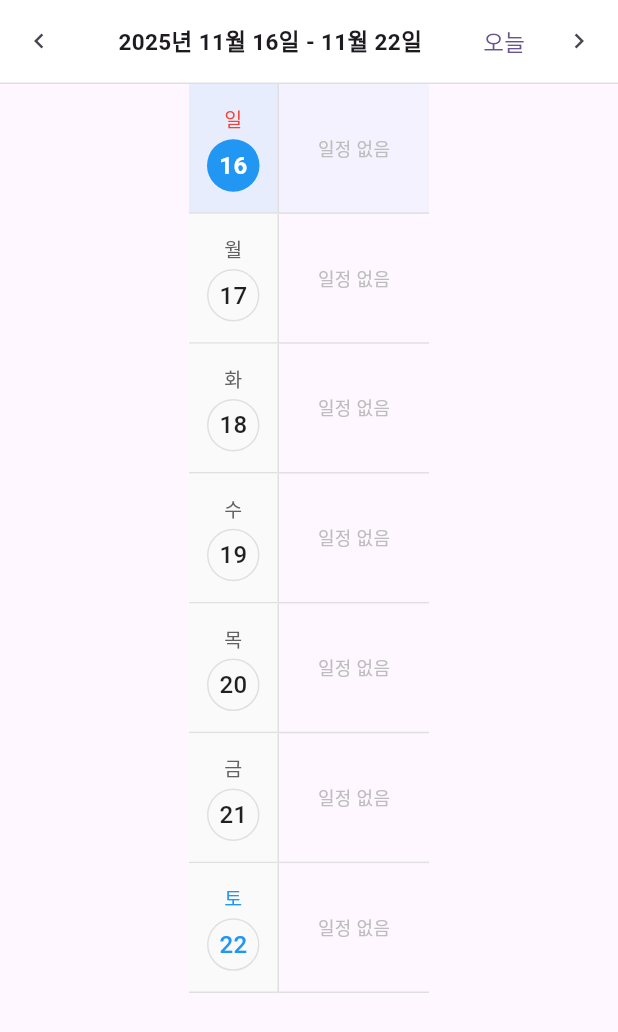
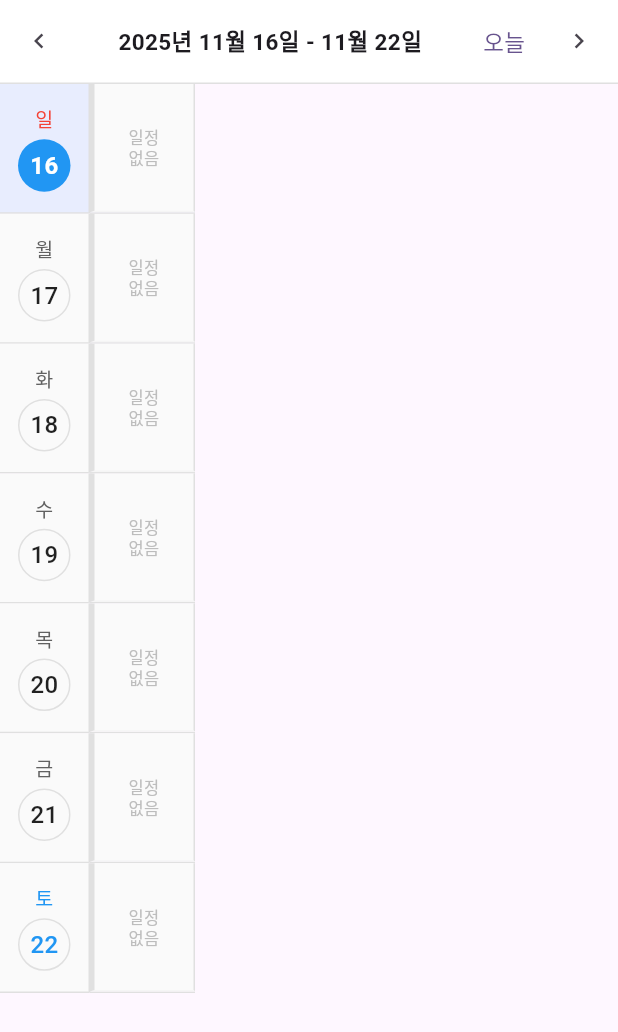
Before and after one commit to ssh5437/flutter_schedule_app, a Flutter app: the WeeklyCalendarScreen widget shown alone on an empty page, opened directly, on a phone screen of 412 x 824 dp. Shown: the top 1032 px of the screen. Run offline on Flutter 3.47's test engine with Material 3 defaults, Android fonts, the phone set to English and light mode, and no system bars; our stand-ins replace app_links, file_picker, fl_chart, flutter_colorpicker, flutter_local_notifications, flutter_secure_storage and 8 more; missing offline and left inert: encrypt, home_widget, pointycastle, workmanager; accounts and stored records are empty; network calls fail; statements that could not run were skipped.

Commit message:
주간캘린더 왼쪽 정렬 안되던거 수정

```diff
--- a/lib/main.dart
+++ b/lib/main.dart
@@ -73,10 +73,19 @@ class _MyAppState extends State<MyApp> {
     });
   }
 
-  void _handleAuthCallback(Uri uri) {
-    // Supabase가 인증 콜백을 자동으로 처리합니다
-    // uri를 통해 전달된 토큰을 Supabase가 자동으로 세션에 저장합니다
+  Future<void> _handleAuthCallback(Uri uri) async {
     debugPrint('Deep Link received: $uri');
+
+    // OAuth 콜백 처리
+    if (uri.host == 'login-callback') {
+      try {
+        // Supabase가 URL의 토큰을 파싱하고 세션을 생성합니다
+        // supabase_flutter 2.x에서는 자동으로 처리됨
+        debugPrint('OAuth callback processed successfully');
+      } catch (e) {
+        debugPrint('Error processing OAuth callback: $e');
+      }
+    }
   }
 
   // 사용자 프로필 확인 및 생성
--- a/lib/screens/weekly_calendar_screen.dart
+++ b/lib/screens/weekly_calendar_screen.dart
@@ -242,10 +242,14 @@ class WeeklyCalendarScreenState extends State<WeeklyCalendarScreen> {
   Widget _buildScheduleList(List<DateTime> weekDays, double dayHeight) {
     return SingleChildScrollView(
       scrollDirection: Axis.vertical,
+      child: Align(
+        alignment: Alignment.centerLeft,
         child: SingleChildScrollView(
           controller: _horizontalScrollController,
           scrollDirection: Axis.horizontal,
+          child: IntrinsicWidth(
             child: Row(
+              mainAxisAlignment: MainAxisAlignment.start,
               crossAxisAlignment: CrossAxisAlignment.start,
               children: [
                 // 왼쪽: 날짜 헤더 (고정)
@@ -266,6 +270,8 @@ class WeeklyCalendarScreenState extends State<WeeklyCalendarScreen> {
                   }).toList(),
                 ),
               ],
+            ),
+          ),
         ),
       ),
     );
@@ -351,20 +357,50 @@ class WeeklyCalendarScreenState extends State<WeeklyCalendarScreen> {
         color: isToday ? Colors.blue.withValues(alpha: 0.05) : null,
       ),
       child: schedules.isEmpty
-          ? Container(
-              width: 100,
-              alignment: Alignment.center,
-              child: Text(
-                '일정 없음',
-                style: TextStyle(
-                  color: Colors.grey.shade400,
-                  fontSize: 12,
-                ),
-              ),
-            )
+          ? _buildEmptyScheduleCard()
           : Row(
               mainAxisAlignment: MainAxisAlignment.start,
               children: schedules.map((schedule) => _buildScheduleCard(schedule)).toList(),
+            ),
+    );
+  }
+
+  // 일정 없음 카드 (스케줄 카드와 동일한 형태)
+  Widget _buildEmptyScheduleCard() {
+    return Align(
+      alignment: Alignment.centerLeft,
+      child: Container(
+        width: 70,
+        height: double.infinity,
+        padding: const EdgeInsets.symmetric(horizontal: 2, vertical: 4),
+        decoration: BoxDecoration(
+          color: Colors.grey.shade50,
+          border: Border(
+            left: BorderSide(
+              color: Colors.grey.shade300,
+              width: 3,
+            ),
+            right: BorderSide(
+              color: Colors.grey.shade300,
+              width: 1,
+            ),
+            bottom: BorderSide(
+              color: Colors.grey.shade100,
+              width: 1,
+            ),
+          ),
+        ),
+        child: Center(
+          child: Text(
+            '일정\n없음',
+            textAlign: TextAlign.center,
+            style: TextStyle(
+              color: Colors.grey.shade400,
+              fontSize: 11,
+              height: 1.3,
+            ),
+          ),
+        ),
       ),
     );
   }
--- a/lib/services/auth_service.dart
+++ b/lib/services/auth_service.dart
@@ -104,14 +104,20 @@ class AuthService {
   Future<bool> signInWithGoogle() async {
     try {
       // Supabase Native Google Sign-In 사용
-      await _supabase.auth.signInWithOAuth(
+      // queryParams에 prompt=select_account 추가하여 항상 계정 선택 화면 표시
+      final result = await _supabase.auth.signInWithOAuth(
         supabase.OAuthProvider.google,
         redirectTo: 'com.vividlife.bizplan://login-callback',
+        authScreenLaunchMode: supabase.LaunchMode.externalApplication,
+        queryParams: {
+          'prompt': 'select_account', // 항상 계정 선택 화면 표시
+          'access_type': 'offline', // 오프라인 액세스 (선택사항)
+        },
       );
 
       // OAuth 로그인은 브라우저에서 진행되므로
       // 실제 인증은 Deep Link 콜백에서 처리됨
-      return true;
+      return result;
     } catch (e) {
       rethrow;
     }
```
Also changed, not shown: 1 other file. Lines whose indentation alone changed are shown as unchanged.
